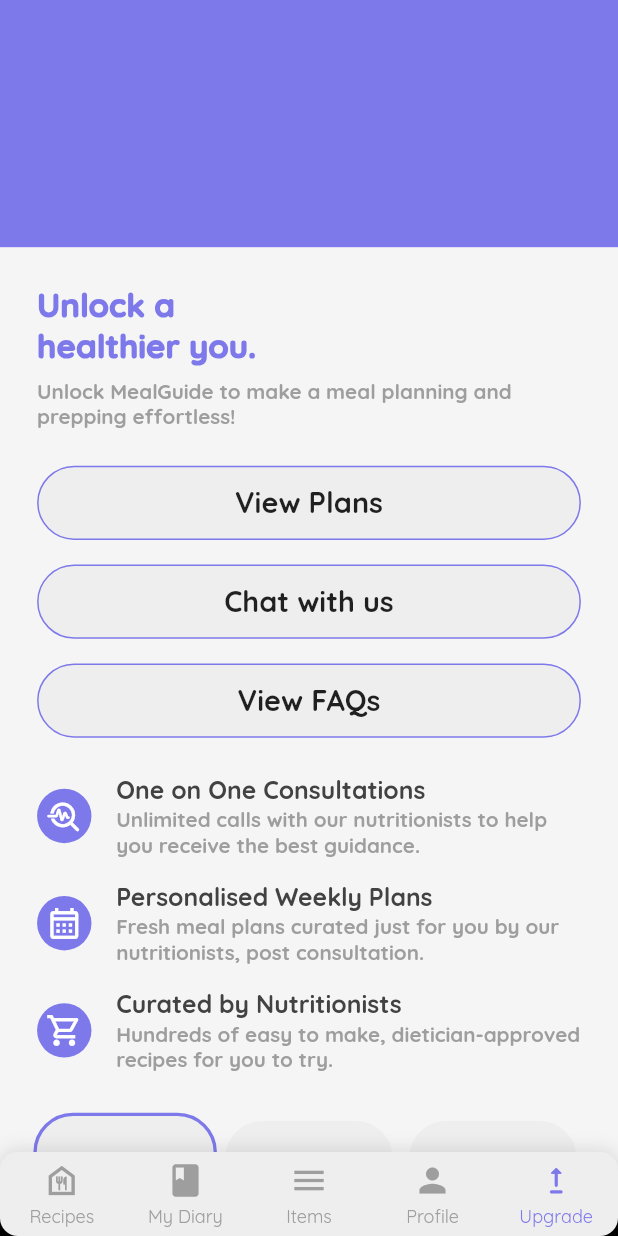
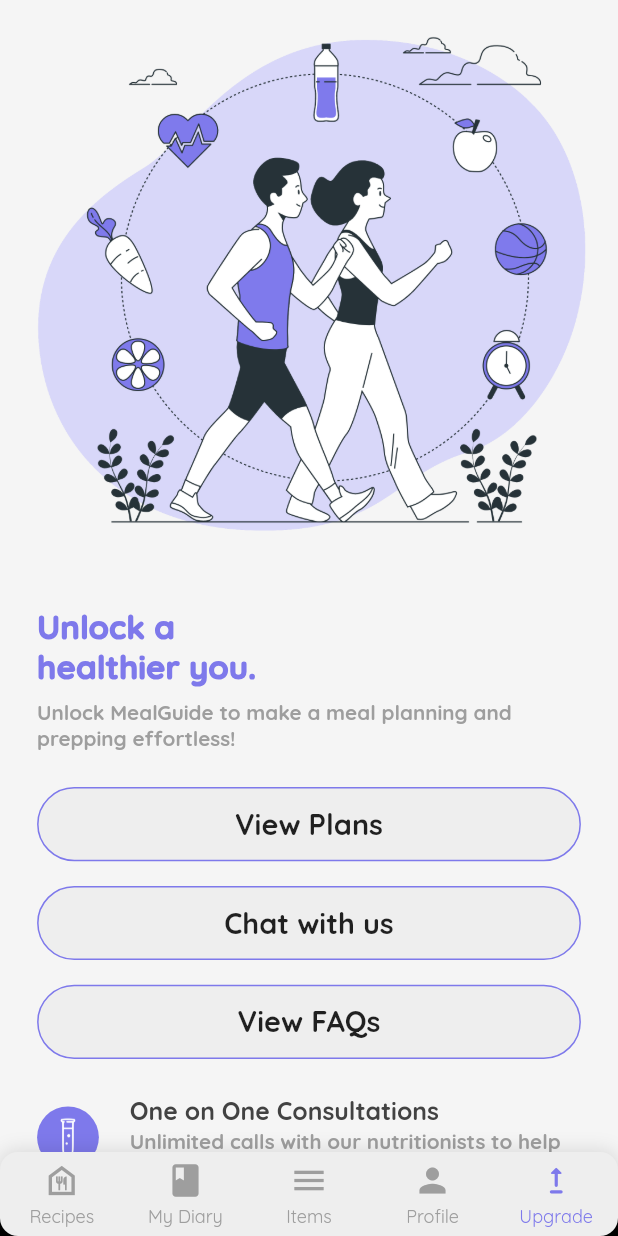
Before and after one commit to Akshiiitsaxena/mealguide-flutter, a Flutter app: the screen it shows after launch, item 5 of the bottom bar chosen, on a phone screen of 412 x 824 dp. Run offline on Flutter 3.47's test engine with Material 2 defaults, Android fonts, the light colour scheme and no system bars; drawn by our look-alikes of persistent_bottom_nav_bar_v2, scrollable_positioned_list; our stand-ins replace cached_network_image, flutter_hooks, hive, hooks_riverpod, sizer; missing offline and left inert: fraction; accounts and stored records are empty.

Commit message:
feat: added assets

```diff
--- a/lib/pages/diary/calendar_row.dart
+++ b/lib/pages/diary/calendar_row.dart
@@ -40,6 +40,7 @@
                       .setDate(date),
                   child: AnimatedContainer(
                     margin: EdgeInsets.only(right: 4.w),
+                    width: 9.w,
                     duration: const Duration(milliseconds: 300),
                     padding:
                         EdgeInsets.symmetric(vertical: 0.5.h, horizontal: 2.w),
@@ -58,8 +59,9 @@
                         Text(
                           date.day.toString(),
                           style: theme.textTheme.bodyMedium!.copyWith(
-                              color:
-                                  isSelected ? Colors.white : Colors.white54),
+                            color: isSelected ? Colors.white : Colors.white54,
+                            fontSize: 12.sp,
+                          ),
                         )
                       ],
                     ),
--- a/lib/pages/diary/diary_page.dart
+++ b/lib/pages/diary/diary_page.dart
@@ -2,6 +2,7 @@
 import 'package:hooks_riverpod/hooks_riverpod.dart';
 import 'package:mealguide/pages/diary/calendar_row.dart';
 import 'package:mealguide/widgets/mg_bar.dart';
+import 'package:sizer/sizer.dart';
 
 class DiaryPage extends HookConsumerWidget {
   const DiaryPage({super.key});
@@ -9,8 +10,9 @@
   @override
   Widget build(BuildContext context, WidgetRef ref) {
     return Scaffold(
-      appBar: const MgAppBar(
-        child: CalendarRow(),
+      appBar: MgAppBar(
+        height: 12.h,
+        child: const CalendarRow(),
       ),
       body: ListView(
         children: [],
--- a/lib/pages/upgrade/upgrade_page.dart
+++ b/lib/pages/upgrade/upgrade_page.dart
@@ -19,11 +19,11 @@
     final chosenPlan = useState(0);
 
     List<Widget> widgets = [
-      Container(
-        height: 20.h,
-        width: 100.w,
-        color: theme.primaryColor,
-      ),
+      SafeArea(
+          child: Padding(
+        padding: EdgeInsets.symmetric(horizontal: 4.w),
+        child: Image.asset('assets/upgrade_features/upgrade_header.png'),
+      )),
       SizedBox(height: 3.h),
       Padding(
         padding: EdgeInsets.symmetric(horizontal: 6.w),
@@ -77,20 +77,20 @@
       const UpgradeInfoTile(
         content:
             'Unlimited calls with our nutritionists to help you receive the best guidance.',
-        icon: Icons.troubleshoot_rounded,
         title: 'One on One Consultations',
+        image: 'assets/upgrade_features/feature_1.png',
       ),
       const UpgradeInfoTile(
         content:
             'Fresh meal plans curated just for you by our nutritionists, post consultation.',
-        icon: Icons.calendar_month_outlined,
         title: 'Personalised Weekly Plans',
+        image: 'assets/upgrade_features/feature_2.png',
       ),
       const UpgradeInfoTile(
         content:
             'Hundreds of easy to make, dietician-approved recipes for you to try.',
-        icon: Icons.shopping_cart_outlined,
         title: 'Curated by Nutritionists',
+        image: 'assets/upgrade_features/feature_3.png',
       ),
       SizedBox(height: 3.h),
       Container(
--- a/lib/widgets/upgrade_info_tile.dart
+++ b/lib/widgets/upgrade_info_tile.dart
@@ -4,14 +4,14 @@
 import 'package:sizer/sizer.dart';
 
 class UpgradeInfoTile extends HookConsumerWidget {
-  final IconData icon;
+  final String image;
   final String title;
   final String content;
 
   const UpgradeInfoTile({
     super.key,
     required this.content,
-    required this.icon,
+    required this.image,
     required this.title,
   });
 
@@ -24,7 +24,6 @@
         crossAxisAlignment: CrossAxisAlignment.center,
         children: [
           Container(
-            padding: EdgeInsets.all(0.7.h),
             decoration: BoxDecoration(
               borderRadius: BorderRadius.circular(56),
               color:
@@ -32,9 +31,9 @@
                       ? theme.primaryColor
                       : const Color(0xff393868),
             ),
-            child: Icon(icon, color: Colors.white, size: 18.sp),
+            child: Image.asset(image, height: 5.h, width: 5.h),
           ),
-          SizedBox(width: 4.w),
+          SizedBox(width: 5.w),
           Expanded(
             child: Column(
               crossAxisAlignment: CrossAxisAlignment.start,
--- a/pubspec.yaml
+++ b/pubspec.yaml
@@ -69,6 +69,7 @@
 
   assets:
     - assets/plates/
+    - assets/upgrade_features/
 
   fonts:
     - family: Quicksand
```
Also changed, not shown: lib/widgets/mg_bar.dart (+5 -3 lines), assets/upgrade_features/feature_1.png (added), assets/upgrade_features/feature_2.png (added), assets/upgrade_features/feature_3.png (added), assets/upgrade_features/upgrade_header.png (added).
